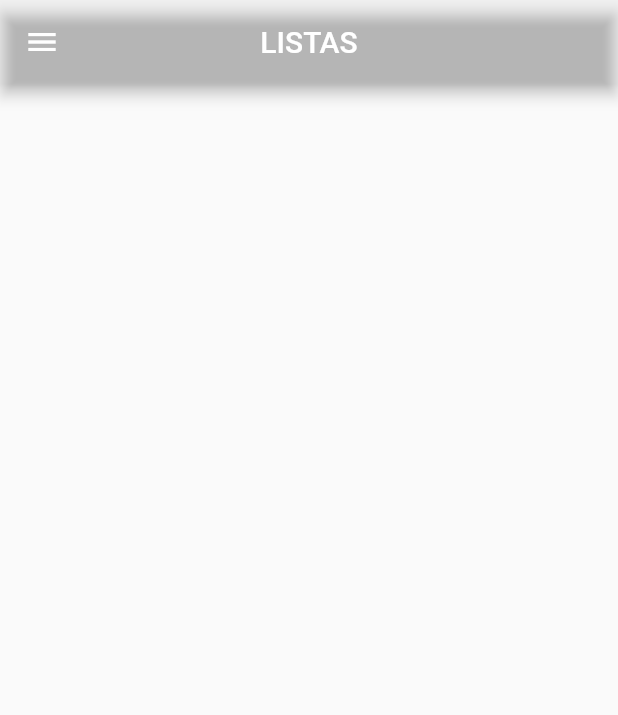
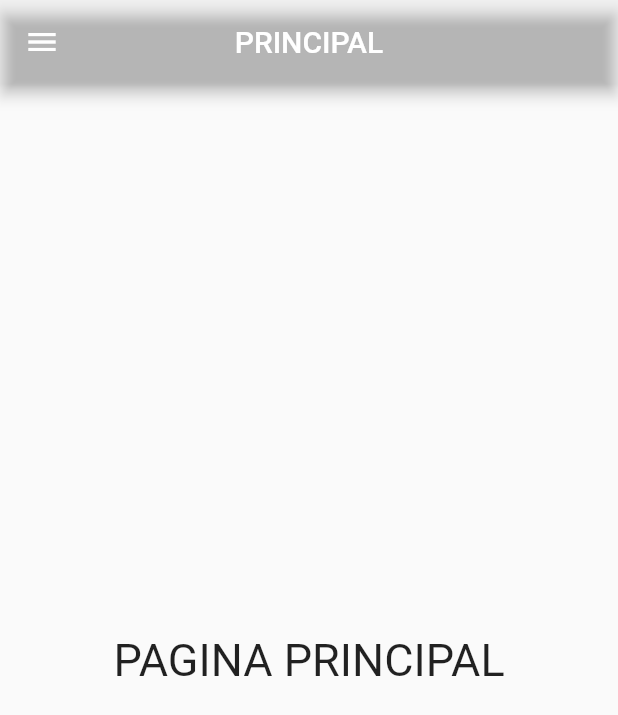
Before and after one commit to DaisyGeraldine/flutter_01, a Flutter app: the screen it shows after launch, on a phone screen of 412 x 824 dp. Shown: the top 715 px of the screen. Run offline on Flutter 3.47's test engine with Material 2 defaults, Android fonts, the light colour scheme and no system bars.

Commit message:
add folders page and modify main file

```diff
--- a/lib/main.dart
+++ b/lib/main.dart
@@ -1,13 +1,19 @@
+import 'package:drawer_views_project/pages/companies.dart';
+import 'package:drawer_views_project/pages/contacts.dart';
+import 'package:drawer_views_project/pages/proyects.dart';
+import 'package:drawer_views_project/pages/users.dart';
 import 'package:flutter/material.dart';
 
 void main() {
-  runApp(MyApp());
+  runApp(const MyApp());
 }
 
 class MyApp extends StatelessWidget{
+  const MyApp({super.key});
+
   @override
   Widget build(BuildContext context){
-    return MaterialApp(
+    return const MaterialApp(
       title: 'ScaffoldApp',
       debugShowCheckedModeBanner: false,
       home: MyHomePage(title: 'ScaffoldApp Home'),
@@ -16,13 +22,17 @@ class MyApp extends StatelessWidget{
 }
 
 class MyHomePage extends StatefulWidget{
-  MyHomePage({Key? key, this.title}):super(key:key);
+  const MyHomePage({Key? key, this.title}):super(key:key);
   final String? title;
 
   @override
+  // ignore: library_private_types_in_public_api
   _MyHomePageState createState() => _MyHomePageState();
+  // ignore: library_private_types_in_public_api
+  //_CupertinoHomePage createState() => _CupertinoHomePage();
 
 }
+
 class _MyHomePageState extends State<MyHomePage>{
 
   @override
@@ -31,9 +41,9 @@ class _MyHomePageState extends State<MyHomePage>{
       appBar: AppBar(
         centerTitle: true,
         title: const Text(
-          'LISTAS',
+          'PRINCIPAL',
         ),
-        backgroundColor: const Color(0xFFFFFF),
+        backgroundColor: const Color(0x00ffffff),
       ),
       drawer: Drawer(
         child: ListView(
@@ -74,63 +84,55 @@ class _MyHomePageState extends State<MyHomePage>{
               ),
             ),
             ListTile(
-              leading: Icon(
-                Icons.home,
+              leading: const Icon(
+                Icons.contacts,
               ),
-              title: const Text('Dashboard'),
+              title: const Text('Contactos'),
               onTap: () {
-                Navigator.pop(context);
+                Navigator.push(
+                  context,
+                  MaterialPageRoute(builder: (context) => const ContactsPage()),
+                );
               },
             ),
             ListTile(
-              leading: Icon(
-                Icons.monetization_on_rounded,
+              leading: const Icon(
+                Icons.business,
               ),
-              title: const Text('Leads'),
+              title: const Text('Empresas'),
               onTap: () {
-                Navigator.pop(context);
+                Navigator.push(
+                  context,
+                  MaterialPageRoute(builder: (context) => const CompaniesPage()),
+                );
               },
             ),
             ListTile(
-              leading: Icon(
-                Icons.list,
+              leading: const Icon(
+                Icons.work,
               ),
-              title: const Text('Listas'),
+              title: const Text('Proyectos'),
               onTap: () {
-                Navigator.pop(context);
+                Navigator.push(
+                  context,
+                  MaterialPageRoute(builder: (context) => const ProyectsPage()),
+                );
               },
             ),
             ListTile(
-              leading: Icon(
-                Icons.task,
+              leading: const Icon(
+                Icons.person,
               ),
-              title: const Text('Tareas'),
+              title: const Text('Usuarios'),
               onTap: () {
-                Navigator.pop(context);
+                Navigator.push(
+                  context,
+                  MaterialPageRoute(builder: (context) => const UsersPage()),
+                );
               },
             ),
             ListTile(
-              leading: Icon(
-                Icons.monetization_on_outlined,
-              ),
-              title: const Text('Cotizador'),
-              onTap: () {
-                Navigator.pop(context);
-              },
-            ),
-            ListTile(
-              leading: Icon(
-                Icons.person,
-              ),
-              title: const Text('Perfil'),
-              onTap: () {
-                Navigator.pop(context);
-              },
-            ),
-            ListTile(
-              leading: Icon(
-                Icons.closed_caption,
-              ),
+              leading: const Icon(Icons.closed_caption),
               title: const Text('Cerrar Sesion'),
               onTap: () {
                 Navigator.pop(context);
@@ -139,12 +141,11 @@ class _MyHomePageState extends State<MyHomePage>{
           ],
         ),
       ),
-      body: Center(
+      body: const Center(
         child: Column(
+          mainAxisAlignment: MainAxisAlignment.center,
           children: [
-            SizedBox(
-              height: 50,
-            ),
+            Text('PAGINA PRINCIPAL', style: TextStyle(fontSize: 30),)
           ],
         ),
       ),
```
Also changed, not shown: lib/pages/companies.dart (added, +25 -0 lines), lib/pages/contacts.dart (added, +84 -0 lines), lib/pages/proyects.dart (added, +25 -0 lines), lib/pages/users.dart (added, +25 -0 lines).
